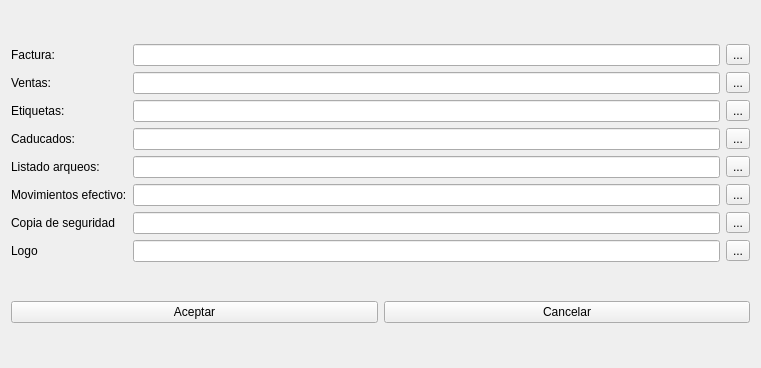
The window that directorios.ui (Ladis72/tienda) describes before a commit, drawn with Qt 5.
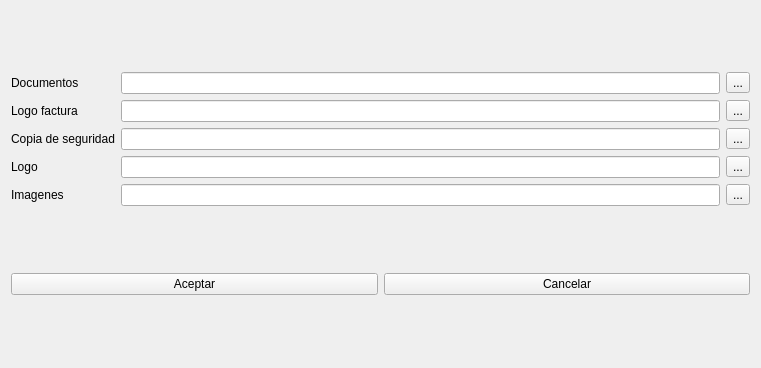
The same window after the commit. Icons and pictures are not drawn.

Commit message: Cambios en configuracion de directorios y mas

Diff of the .ui file:
```diff
--- a/directorios.ui
+++ b/directorios.ui
@@ -18,116 +18,71 @@
     <normaloff>:/imagenes/Emeicjac logo.jpg</normaloff>:/imagenes/Emeicjac logo.jpg</iconset>
   </property>
   <layout class="QGridLayout" name="gridLayout_2">
+   <item row="3" column="0">
+    <widget class="QPushButton" name="pushButtonAceptar">
+     <property name="text">
+      <string>Aceptar</string>
+     </property>
+     <property name="autoDefault">
+      <bool>false</bool>
+     </property>
+    </widget>
+   </item>
    <item row="0" column="0" colspan="2">
     <layout class="QGridLayout" name="gridLayout">
-     <item row="5" column="0">
-      <widget class="QLabel" name="label_6">
-       <property name="text">
-        <string>Movimientos efectivo:</string>
-       </property>
-      </widget>
-     </item>
-     <item row="2" column="1">
-      <widget class="QLineEdit" name="lineEditEtiquetas"/>
-     </item>
-     <item row="0" column="1">
-      <widget class="QLineEdit" name="lineEditFactura"/>
-     </item>
-     <item row="3" column="0">
-      <widget class="QLabel" name="label_3">
-       <property name="text">
-        <string>Caducados:</string>
-       </property>
-      </widget>
-     </item>
-     <item row="3" column="1">
-      <widget class="QLineEdit" name="lineEditCaducados"/>
-     </item>
-     <item row="4" column="0">
-      <widget class="QLabel" name="label_5">
-       <property name="text">
-        <string>Listado arqueos:</string>
-       </property>
-      </widget>
-     </item>
-     <item row="5" column="1">
-      <widget class="QLineEdit" name="lineEditMovimientos"/>
-     </item>
-     <item row="1" column="0">
-      <widget class="QLabel" name="label">
-       <property name="text">
-        <string>Ventas:</string>
-       </property>
-      </widget>
-     </item>
-     <item row="2" column="2">
-      <widget class="QToolButton" name="toolButtonEtiquetas">
-       <property name="text">
-        <string>...</string>
-       </property>
-      </widget>
-     </item>
-     <item row="4" column="2">
-      <widget class="QToolButton" name="toolButtonArqueos">
-       <property name="text">
-        <string>...</string>
-       </property>
-      </widget>
-     </item>
-     <item row="3" column="2">
-      <widget class="QToolButton" name="toolButtonCaducados">
-       <property name="text">
-        <string>...</string>
-       </property>
-      </widget>
-     </item>
      <item row="2" column="0">
-      <widget class="QLabel" name="label_2">
-       <property name="text">
-        <string>Etiquetas:</string>
-       </property>
-      </widget>
-     </item>
-     <item row="5" column="2">
-      <widget class="QToolButton" name="toolButtonMovimientos">
-       <property name="text">
-        <string>...</string>
-       </property>
-      </widget>
-     </item>
-     <item row="0" column="0">
-      <widget class="QLabel" name="label_4">
-       <property name="text">
-        <string>Factura:</string>
-       </property>
-      </widget>
-     </item>
-     <item row="1" column="2">
-      <widget class="QToolButton" name="toolButtonVentas">
-       <property name="text">
-        <string>...</string>
-       </property>
-      </widget>
-     </item>
-     <item row="6" column="0">
       <widget class="QLabel" name="label_7">
        <property name="text">
         <string>Copia de seguridad</string>
        </property>
       </widget>
      </item>
-     <item row="6" column="2">
+     <item row="2" column="2">
       <widget class="QToolButton" name="toolButtonCseg">
        <property name="text">
         <string>...</string>
        </property>
       </widget>
      </item>
-     <item row="6" column="1">
-      <widget class="QLineEdit" name="lineEditCseg"/>
-     </item>
      <item row="1" column="1">
-      <widget class="QLineEdit" name="lineEditVentas"/>
+      <widget class="QLineEdit" name="lineEditLogFactura"/>
+     </item>
+     <item row="2" column="1">
+      <widget class="QLineEdit" name="lineEditCseg"/>
+     </item>
+     <item row="0" column="0">
+      <widget class="QLabel" name="label_4">
+       <property name="text">
+        <string>Documentos</string>
+       </property>
+      </widget>
+     </item>
+     <item row="3" column="1">
+      <widget class="QLineEdit" name="lineEditLogo"/>
+     </item>
+     <item row="1" column="0">
+      <widget class="QLabel" name="label_6">
+       <property name="text">
+        <string>Logo factura</string>
+       </property>
+      </widget>
+     </item>
+     <item row="3" column="2">
+      <widget class="QToolButton" name="toolButtonLogo">
+       <property name="text">
+        <string>...</string>
+       </property>
+      </widget>
+     </item>
+     <item row="3" column="0">
+      <widget class="QLabel" name="label_8">
+       <property name="text">
+        <string>Logo</string>
+       </property>
+      </widget>
+     </item>
+     <item row="0" column="1">
+      <widget class="QLineEdit" name="lineEditDocumentos"/>
      </item>
      <item row="0" column="2">
       <widget class="QToolButton" name="toolButtonFactura">
@@ -139,21 +94,25 @@
        </property>
       </widget>
      </item>
+     <item row="1" column="2">
+      <widget class="QToolButton" name="toolButtonLogoFactura">
+       <property name="text">
+        <string>...</string>
+       </property>
+      </widget>
+     </item>
+     <item row="4" column="0">
+      <widget class="QLabel" name="label">
+       <property name="text">
+        <string>Imagenes</string>
+       </property>
+      </widget>
+     </item>
      <item row="4" column="1">
       <widget class="QLineEdit" name="lineEditArqueos"/>
      </item>
-     <item row="7" column="0">
-      <widget class="QLabel" name="label_8">
-       <property name="text">
-        <string>Logo</string>
-       </property>
-      </widget>
-     </item>
-     <item row="7" column="1">
-      <widget class="QLineEdit" name="lineEditLogo"/>
-     </item>
-     <item row="7" column="2">
-      <widget class="QToolButton" name="toolButtonLogo">
+     <item row="4" column="2">
+      <widget class="QToolButton" name="toolButton">
        <property name="text">
         <string>...</string>
        </property>
@@ -161,17 +120,7 @@
      </item>
     </layout>
    </item>
-   <item row="1" column="0">
-    <widget class="QPushButton" name="pushButtonAceptar">
-     <property name="text">
-      <string>Aceptar</string>
-     </property>
-     <property name="autoDefault">
-      <bool>false</bool>
-     </property>
-    </widget>
-   </item>
-   <item row="1" column="1">
+   <item row="3" column="1">
     <widget class="QPushButton" name="pushButtonCancelar">
      <property name="text">
       <string>Cancelar</string>
```
Left out of the diff: 20 changed lines with no effect on the pictures. The commit also changes 25 other files.
